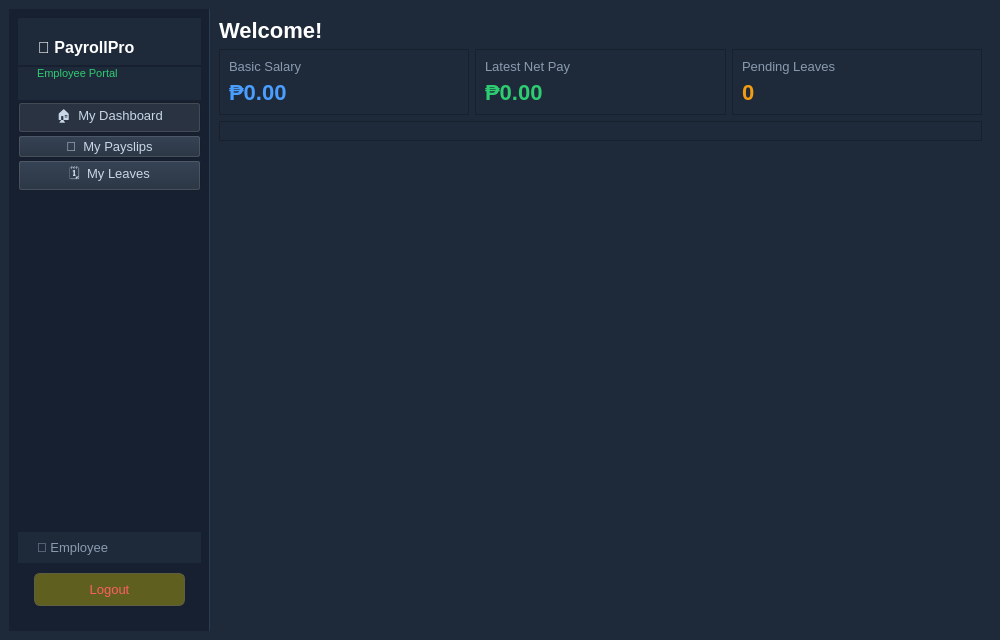
myaowl/payroll-system, file ui/employee_dashboard.ui: the form before one commit.
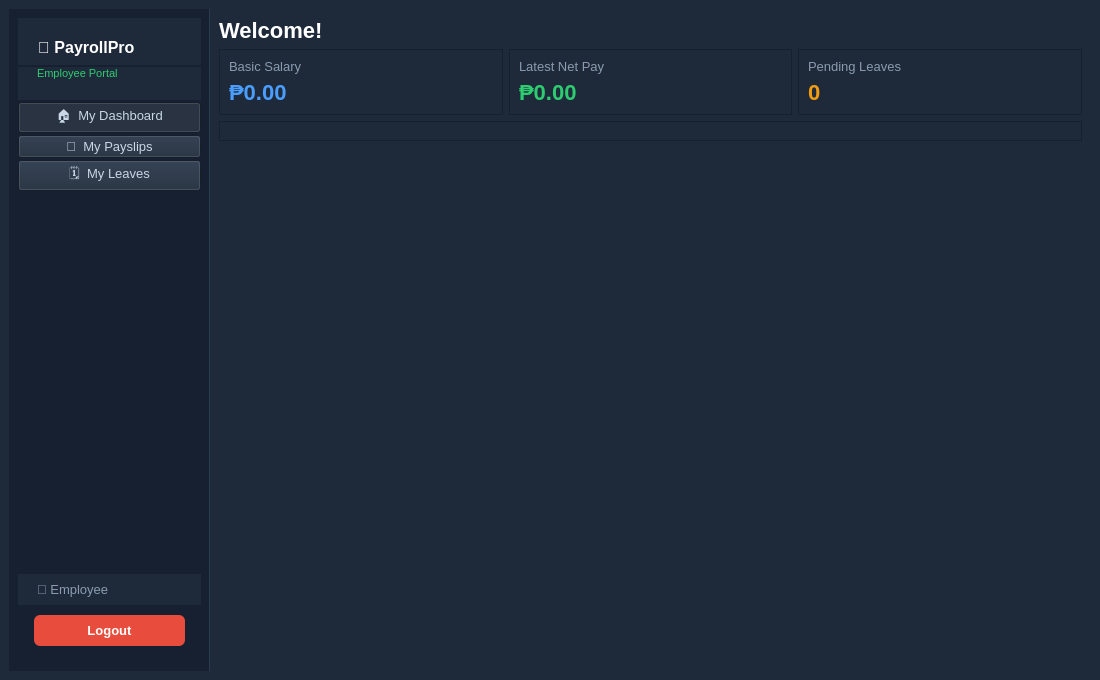
The form after the commit.

Diff of the .ui file:
```diff
--- a/ui/employee_dashboard.ui
+++ b/ui/employee_dashboard.ui
@@ -6,8 +6,8 @@
    <rect>
     <x>0</x>
     <y>0</y>
-    <width>1000</width>
-    <height>640</height>
+    <width>1100</width>
+    <height>680</height>
    </rect>
   </property>
   <property name="windowTitle">
@@ -23,8 +23,8 @@
     QPushButton.navBtn:hover  { background:#1e2a3a; color:#ffffff; }
     QPushButton.navBtn:checked{ background:#4a9eff20; color:#4a9eff; border-left:3px solid #4a9eff; }
     QFrame.infoCard { background:#253447; border-radius:10px; }
-    QPushButton#btnLogout { background:#ff5f5f20; color:#ff5f5f; border:1px solid #ff5f5f40; border-radius:6px; padding:8px 16px; }
-    QPushButton#btnLogout:hover { background:#ff5f5f40; }
+    QPushButton#btnLogout { background:#e74c3c; color:#ffffff; border:none; border-radius:6px; padding:8px 16px; font-weight:bold; }
+    QPushButton#btnLogout:hover { background:#c0392b; color:#ffffff; }
    </string>
   </property>
   <widget class="QWidget" name="centralwidget">
@@ -117,7 +117,7 @@
        <item>
         <widget class="QPushButton" name="btnLogout">
          <property name="styleSheet">
-          <string>margin:8px 16px 16px 16px;</string>
+          <string>margin:8px 16px 16px 16px; background:#e74c3c; color:#ffffff; border:none; border-radius:6px; font-weight:bold;</string>
          </property>
          <property name="text">
           <string>Logout</string>
```
